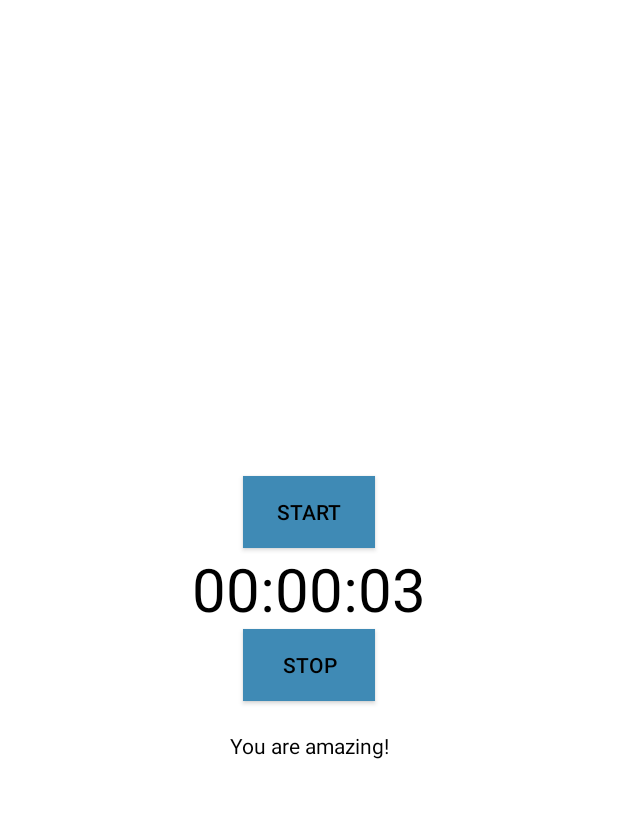
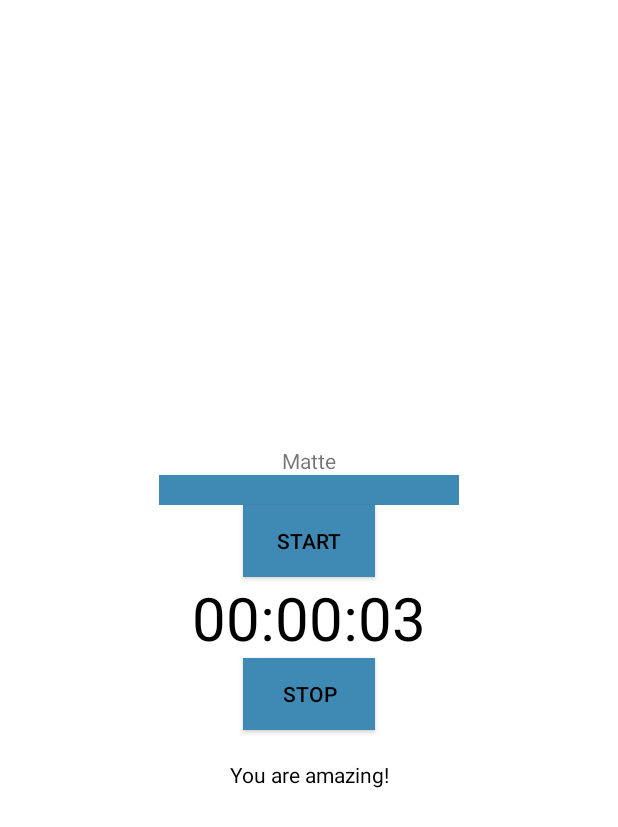
Before and after one commit to linneabark/LEEP, an Android app: the fragment TimeLog shown on its own in the app's theme, after a tap on "STOP", on a phone screen of 412 x 824 dp. Shown: the top 827 px of the screen. Run offline under Robolectric (Android 15) with nearby library versions, the phone set to English and light mode, and no system bars; 2 other taps on this screen came first.

Commit message:
created a hashmapclass to save category name and color

```diff
--- /dev/null
+++ b/app/src/main/java/com/example/linneabark/test/CategoryHashMap.java
@@ -0,0 +1,40 @@
+package com.example.linneabark.test;
+
+import android.graphics.Color;
+
+import java.util.HashMap;
+
+/**
+ * Created by Eli on 2017-05-11.
+ */
+
+public class CategoryHashMap {
+
+    private HashMap<Integer, String> nameMap = new HashMap<Integer, String>();
+
+    {
+        nameMap.put(0, "Matte");
+        nameMap.put(1, "Föreläsning");
+    }
+
+    private HashMap<Integer, Integer> colorMap = new HashMap<Integer, Integer>();
+
+    {
+        colorMap.put(0, Color.BLUE);
+        colorMap.put(1, Color.CYAN);
+    }
+
+
+    public String getName(int x) {
+        String y = nameMap.get(x);
+        System.out.println("Name of category???: " + y);
+        return y;
+    }
+
+    public int getColor(int x) {
+        int y = colorMap.get(x);
+        return y;
+    }
+
+
+}
--- a/app/src/main/java/com/example/linneabark/test/TimeLog.java
+++ b/app/src/main/java/com/example/linneabark/test/TimeLog.java
@@ -11,7 +11,10 @@ import android.view.View;
 import android.view.View.OnClickListener;
 import android.view.ViewGroup;
 import android.widget.Button;
+import android.widget.Spinner;
 import android.widget.TextView;
+
+import org.w3c.dom.Text;
 
 import java.util.Calendar;
 import java.util.Timer;
@@ -29,39 +32,17 @@ public class TimeLog extends Fragment {
     private TextView quoteDisplay;
     private Quotes quote = new Quotes();
     private SaveDate saveDate = new SaveDate();
+    private TextView testText;
 
     private long stopActivity;
 
     private long startActivity;
 
+    SaveActivity sA = new SaveActivity();
+
    private TextView time_txt;
 
-    //tiden stoppuret startades
-    long curTime;
-
-    private String startTime;
-    private String stopTime;
-
-    public String getStartTime(){
-        String str = null;
-        if (str == null){
-            str = startTime;
-        }
-
-        return str;
-
-    }public String getStopTime(){
-        String str = null;
-        if (str == null){
-            str = stopTime;
-        }
-
-        return str;
-
-    }
-
-
-
+    CategoryHashMap cHM = new CategoryHashMap();
 
     SaveActivity saveActivity = new SaveActivity();
 
@@ -77,6 +58,10 @@ public class TimeLog extends Fragment {
 
         View rootView = inflater.inflate(R.layout.fragment_time_log, container, false);
 
+        Spinner spinner;
+
+        spinner = (Spinner)rootView.findViewById(R.id.spinner);
+
         //trying to make clock with threads
 
         // Inflate the layout for this fragment
@@ -84,8 +69,10 @@ public class TimeLog extends Fragment {
         Button stopClock = (Button) rootView.findViewById(R.id.stopClock_btn);
         final Button startClock = (Button) rootView.findViewById(R.id.startClock_btn);
         time_txt = (TextView) rootView.findViewById(R.id.clock_txt);
+        testText = (TextView) rootView.findViewById(R.id.testText);
+        time = Time.getInstance(this);
 
-        time = Time.getInstance(this);
+
 
         updateText(time.toString());
 
@@ -121,6 +108,11 @@ public class TimeLog extends Fragment {
                         (stopActivity-startActivity),
                         new Category("Föreläsning", 6)));
 
+                        testText.setText(cHM.getName(0));
+
+                        System.out.println(cHM.getName(0));
+
+
 
             }
         });
--- a/app/src/main/res/layout/fragment_time_log.xml
+++ b/app/src/main/res/layout/fragment_time_log.xml
@@ -15,10 +15,18 @@
 
         <!-- TODO: Update blank fragment layout -->
 
+        <TextView
+            android:id="@+id/testText"
+            android:layout_width="match_parent"
+            android:layout_height="wrap_content"
+            android:text="An activity?"
+            android:layout_gravity="center"
+            android:gravity="center"/>
+
         <Spinner
             android:id="@+id/spinner"
             android:layout_width="200dp"
-            android:layout_height="wrap_content"
+            android:layout_height="20dp"
             android:layout_gravity="center"
             android:background="@color/colorPrimary"/>
 
@@ -59,6 +67,7 @@
             android:gravity="center"
             android:text="No quote is defined yet!"
             android:textColor="@color/plainBlack"/>
+
     </LinearLayout>
 
 
--- a/app/src/main/res/values/strings.xml
+++ b/app/src/main/res/values/strings.xml
@@ -23,6 +23,9 @@
     <string name="startClock">START</string>
     <string name="stopClock">STOP</string>
 
+    <!-- SPINNER !-->
+    <string name="select_category">Select category</string>
+
     <!-- STATISTICS !-->
     <string name="hello_blank_fragment">Best statistics in da world</string>
 
```
Also changed, not shown: app/src/main/java/com/example/linneabark/test/Category.java (+4 -3 lines), app/src/main/java/com/example/linneabark/test/SaveActivity.java (+4 -0 lines).
